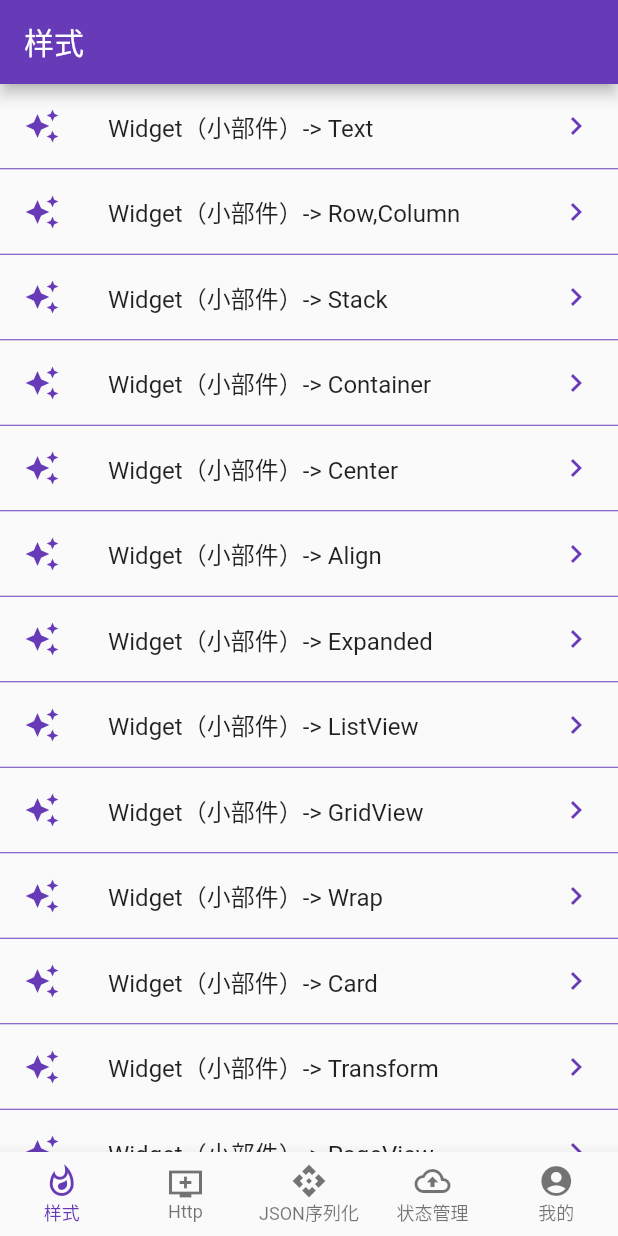
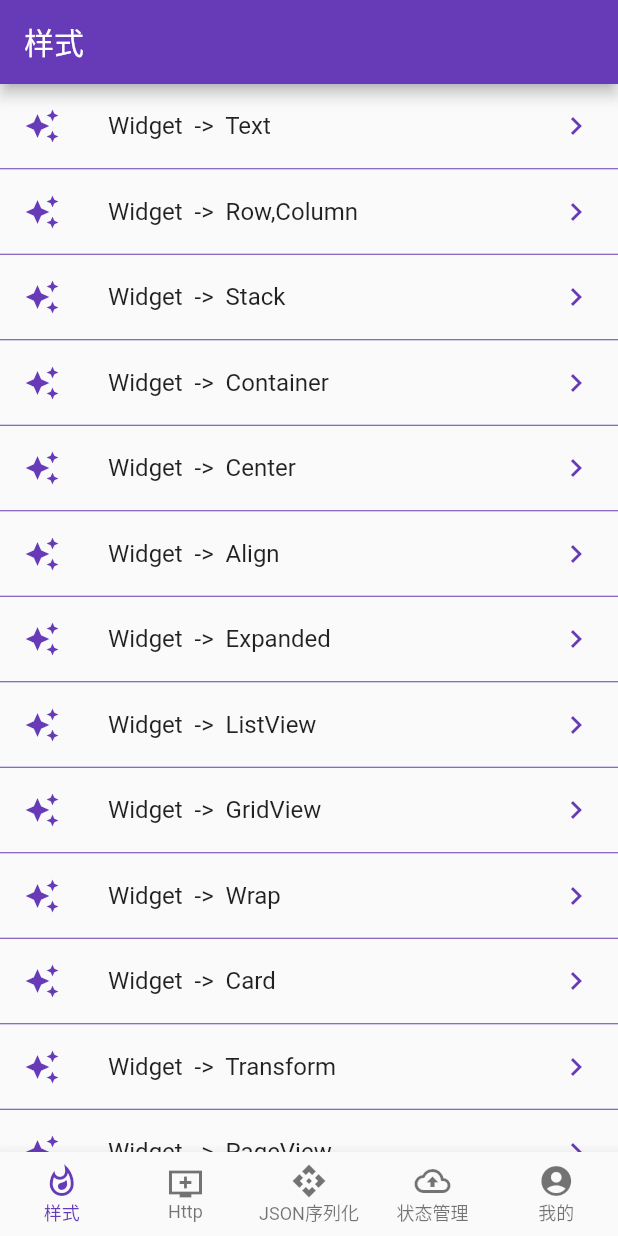
Before and after one commit to xbl741323/Flutter, a Flutter app: the screen it shows after launch, on a phone screen of 412 x 824 dp. Run offline on Flutter 3.47's test engine with Material 2 defaults, Android fonts, the phone set to English and light mode, and no system bars; our stand-ins replace dio, flutter_html, shared_preferences; network calls fail.

Commit message:
提交更新

```diff
--- a/flutter_study_project/flutter_study/lib/main.dart
+++ b/flutter_study_project/flutter_study/lib/main.dart
@@ -49,9 +49,51 @@ class _MyHomePageState extends State<MyHomePage> {
     return getMainBody();
   }
 
-  Widget getMainBody(){
+  Widget getMainBody() {
     LoginModel loginModel = Provider.of<LoginModel>(context);
     return Scaffold(
+        drawer: Drawer(
+          child: ListView(
+            padding: EdgeInsets.zero,
+            children: [
+              DrawerHeader(
+                decoration: BoxDecoration(
+                  color: Colors.deepPurple,
+                ),
+                child: Column(
+                  crossAxisAlignment: CrossAxisAlignment.start,
+                  children: [
+                    Text(
+                      '阿晴的主页',
+                      style: TextStyle(
+                        color: Colors.white,
+                        fontSize: 24,
+                      ),
+                    ),
+                    Container(
+                      margin: EdgeInsets.only(left: 10,top: 10),
+                      child: ClipOval(
+                        child: Image.asset("assets/images/keqing.png",width: 80,height: 80),
+                      )
+                    )
+                  ],
+                )
+              ),
+              ListTile(
+                leading: Icon(Icons.message),
+                title: Text('最新通知'),
+              ),
+              ListTile(
+                leading: Icon(Icons.account_circle),
+                title: Text('账户信息'),
+              ),
+              ListTile(
+                leading: Icon(Icons.settings),
+                title: Text('设置'),
+              ),
+            ],
+          ),
+        ),
         bottomNavigationBar: BottomNavigationBar(
           unselectedFontSize: 12, // 设置不选中时的字体大小
           selectedFontSize: 12, // 设置选中时的字体大小
--- a/flutter_study_project/flutter_study/lib/views/style/style.dart
+++ b/flutter_study_project/flutter_study/lib/views/style/style.dart
@@ -1,7 +1,9 @@
 import 'package:flutter/material.dart';
 import 'package:flutter_study/components/style/style_align.dart';
+import 'package:flutter_study/components/style/style_animate_container.dart';
 import 'package:flutter_study/components/style/style_card.dart';
 import 'package:flutter_study/components/style/style_center.dart';
+import 'package:flutter_study/components/style/style_clipoval.dart';
 import 'package:flutter_study/components/style/style_container.dart';
 import 'package:flutter_study/components/style/style_expanded.dart';
 import 'package:flutter_study/components/style/style_gridview.dart';
@@ -15,22 +17,25 @@ import 'package:flutter_study/components/style/style_transform.dart';
 import 'package:flutter_study/components/style/style_wrap.dart';
 
 class Style extends StatelessWidget {
-  final ScrollController _controller = ScrollController(keepScrollOffset: false);
+  final ScrollController _controller =
+      ScrollController(keepScrollOffset: false);
   List<String> strItems = <String>[
-    'Widget（小部件）-> Text',
-    'Widget（小部件）-> Row,Column',
-    'Widget（小部件）-> Stack',
-    'Widget（小部件）-> Container',
-    'Widget（小部件）-> Center',
-    'Widget（小部件）-> Align',
-    'Widget（小部件）-> Expanded',
-    'Widget（小部件）-> ListView',
-    'Widget（小部件）-> GridView',
-    'Widget（小部件）-> Wrap',
-    'Widget（小部件）-> Card',
-    'Widget（小部件）-> Transform',
-    'Widget（小部件）-> PageView',
-    'Widget（小部件）-> TabBarView',
+    'Widget  ->  Text',
+    'Widget  ->  Row,Column',
+    'Widget  ->  Stack',
+    'Widget  ->  Container',
+    'Widget  ->  Center',
+    'Widget  ->  Align',
+    'Widget  ->  Expanded',
+    'Widget  ->  ListView',
+    'Widget  ->  GridView',
+    'Widget  ->  Wrap',
+    'Widget  ->  Card',
+    'Widget  ->  Transform',
+    'Widget  ->  PageView',
+    'Widget  ->  TabBarView',
+    'Widget  ->  ClipOval',
+    'Widget  ->  AnimatedContainer',
   ];
 
   @override
@@ -51,64 +56,85 @@ class Style extends StatelessWidget {
         },
         controller: _controller,
         itemBuilder: (context, index) {
-          return buildListData(
-              context, strItems[index], index);
+          return buildListData(context, strItems[index], index);
         },
       ),
     );
   }
 
   // 封装
-  Widget buildListData(
-      BuildContext context, String strItem, index) {
-      return new ListTile(
+  Widget buildListData(BuildContext context, String strItem, index) {
+    return new ListTile(
         isThreeLine: false,
         leading: new Icon(Icons.auto_awesome, color: Colors.deepPurple),
         title: new Text(strItem),
-        trailing: new Icon(Icons.keyboard_arrow_right, color: Colors.deepPurple),
+        trailing:
+            new Icon(Icons.keyboard_arrow_right, color: Colors.deepPurple),
         onTap: () {
           switch (index) {
             case 0:
-              Navigator.of(context).push(new MaterialPageRoute(builder: (ctx) => style_text()));
+              Navigator.of(context)
+                  .push(new MaterialPageRoute(builder: (ctx) => style_text()));
               break;
             case 1:
-              Navigator.of(context).push(new MaterialPageRoute(builder: (ctx) => style_row_and_colum()));
+              Navigator.of(context).push(new MaterialPageRoute(
+                  builder: (ctx) => style_row_and_colum()));
               break;
             case 2:
-              Navigator.of(context).push(new MaterialPageRoute(builder: (ctx) => style_stack()));
+              Navigator.of(context)
+                  .push(new MaterialPageRoute(builder: (ctx) => style_stack()));
               break;
             case 3:
-              Navigator.of(context).push(new MaterialPageRoute(builder: (ctx) => style_container()));
+              Navigator.of(context).push(
+                  new MaterialPageRoute(builder: (ctx) => style_container()));
               break;
             case 4:
-              Navigator.of(context).push(new MaterialPageRoute(builder: (ctx) => style_center()));
+              Navigator.of(context).push(
+                  new MaterialPageRoute(builder: (ctx) => style_center()));
               break;
             case 5:
-              Navigator.of(context).push(new MaterialPageRoute(builder: (ctx) => style_align()));
+              Navigator.of(context)
+                  .push(new MaterialPageRoute(builder: (ctx) => style_align()));
               break;
             case 6:
-              Navigator.of(context).push(new MaterialPageRoute(builder: (ctx) => style_expanded()));
+              Navigator.of(context).push(
+                  new MaterialPageRoute(builder: (ctx) => style_expanded()));
               break;
             case 7:
-              Navigator.of(context).push(new MaterialPageRoute(builder: (ctx) => style_listview()));
+              Navigator.of(context).push(
+                  new MaterialPageRoute(builder: (ctx) => style_listview()));
               break;
             case 8:
-              Navigator.of(context).push(new MaterialPageRoute(builder: (ctx) => style_gridview()));
+              Navigator.of(context).push(
+                  new MaterialPageRoute(builder: (ctx) => style_gridview()));
               break;
             case 9:
-              Navigator.of(context).push(new MaterialPageRoute(builder: (ctx) => style_wrap()));
+              Navigator.of(context)
+                  .push(new MaterialPageRoute(builder: (ctx) => style_wrap()));
               break;
             case 10:
-              Navigator.of(context).push(new MaterialPageRoute(builder: (ctx) => style_card()));
+              Navigator.of(context)
+                  .push(new MaterialPageRoute(builder: (ctx) => style_card()));
               break;
             case 11:
-              Navigator.of(context).push(new MaterialPageRoute(builder: (ctx) => style_transform()));
+              Navigator.of(context).push(
+                  new MaterialPageRoute(builder: (ctx) => style_transform()));
               break;
             case 12:
-              Navigator.of(context).push(new MaterialPageRoute(builder: (ctx) => style_page_view()));
+              Navigator.of(context).push(
+                  new MaterialPageRoute(builder: (ctx) => style_page_view()));
               break;
             case 13:
-              Navigator.of(context).push(new MaterialPageRoute(builder: (ctx) => style_tabBar_view()));
+              Navigator.of(context).push(
+                  new MaterialPageRoute(builder: (ctx) => style_tabBar_view()));
+              break;
+            case 14:
+              Navigator.of(context).push(
+                  new MaterialPageRoute(builder: (ctx) => style_clipoval()));
+              break;
+            case 15:
+              Navigator.of(context).push(
+                  new MaterialPageRoute(builder: (ctx) => style_animate_container()));
               break;
           }
         });
--- a/flutter_study_project/flutter_study/pubspec.yaml
+++ b/flutter_study_project/flutter_study/pubspec.yaml
@@ -55,6 +55,7 @@ flutter:
   # To add assets to your application, add an assets section, like this:
   assets:
      - assets/images/one.jpg
+     - assets/images/keqing.png
 
   # An image asset can refer to one or more resolution-specific "variants", see
   # https://flutter.dev/assets-and-images/#resolution-aware.
```
Also changed, not shown: flutter_study_project/flutter_study/lib/components/style/style_animate_container.dart (added, +67 -0 lines), flutter_study_project/flutter_study/lib/components/style/style_clipoval.dart (added, +64 -0 lines), flutter_study_project/flutter_study/lib/views/login/login.dart (+9 -7 lines), flutter_study_project/flutter_study/lib/views/network/network.dart (+70 -8 lines), flutter_study_project/flutter_study/assets/images/keqing.png (added). Lines whose indentation alone changed are shown as unchanged.
